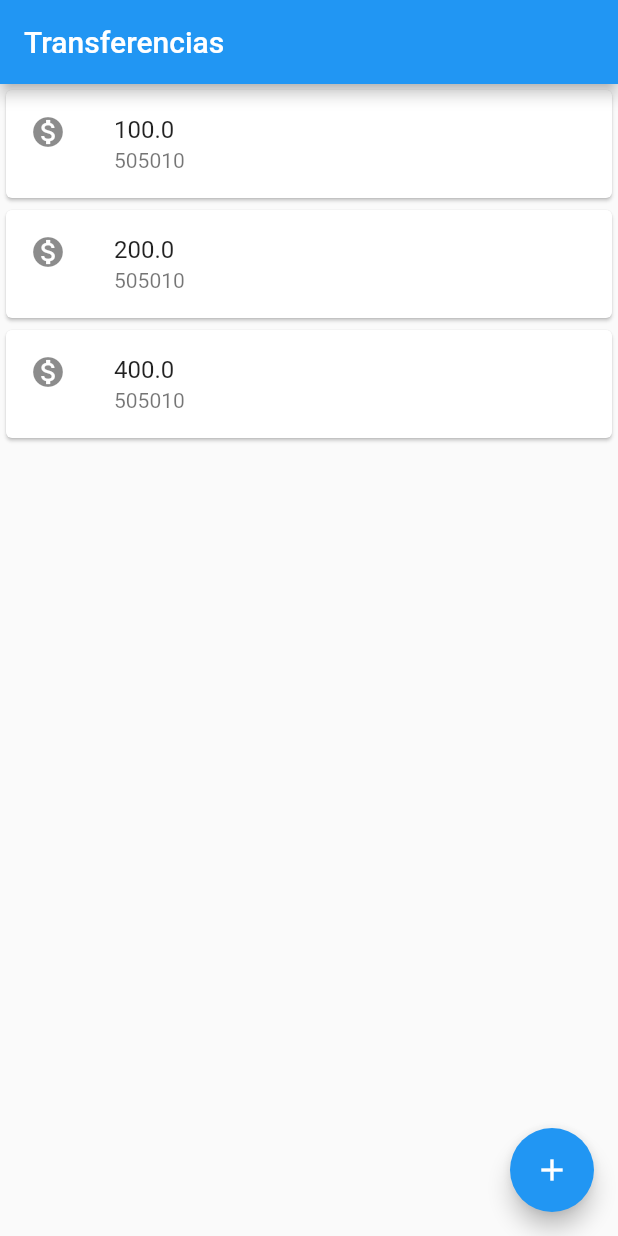
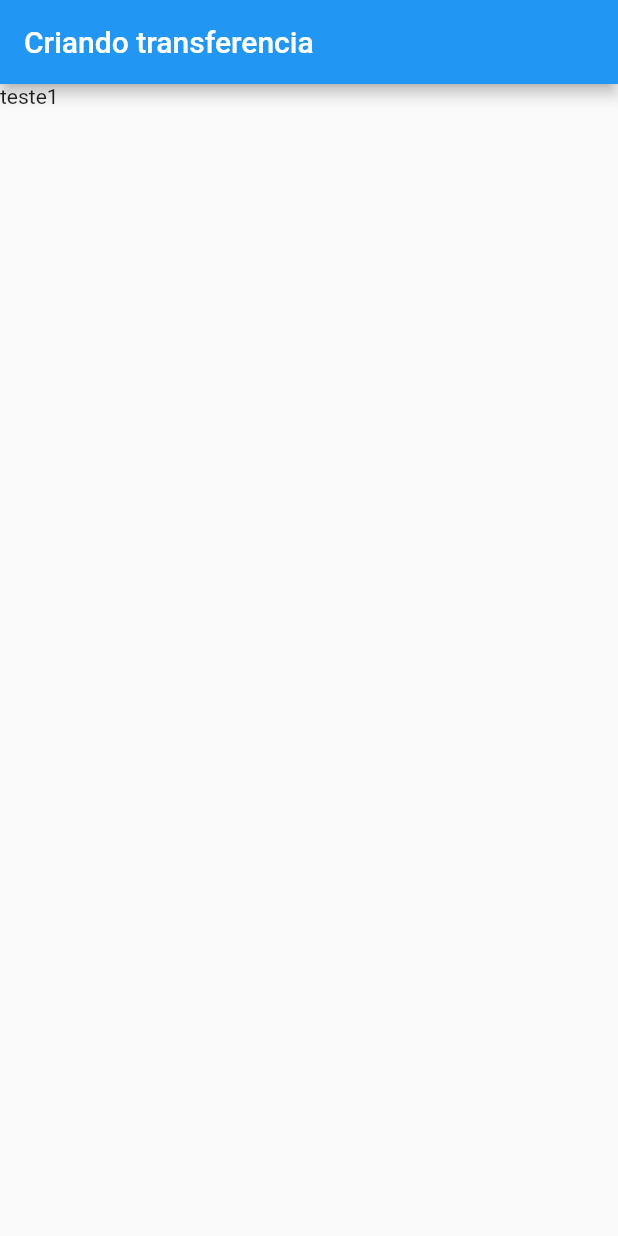
Before and after one commit to Cr-collab/bytebank_flutter, a Flutter app: the screen it shows after launch, on a phone screen of 412 x 824 dp. Run offline on Flutter 3.47's test engine with Material 2 defaults, Android fonts, the phone set to English and light mode, and no system bars.

Commit message:
restruturando o projeto para nova de Criar a Transferencia

```diff
--- a/lib/main.dart
+++ b/lib/main.dart
@@ -1,12 +1,40 @@
 import 'package:flutter/material.dart';
 
 void main() {
-  runApp(MaterialApp(
-    home: Scaffold(
-      body: ListaTransFerencias(),
-      appBar: AppBar(
-        title: Text("Transferencias"),
+  runApp(BytebankApp());
+}
+
+class BytebankApp extends StatelessWidget {
+  @override
+  Widget build(BuildContext context) {
+    return MaterialApp(
+      home: Scaffold(
+        body: FormularioTransferencia(),
       ),
+    );
+  }
+}
+
+class FormularioTransferencia extends StatelessWidget {
+  @override
+  Widget build(BuildContext context) {
+    return Scaffold(
+      appBar: AppBar(title: Text("Criando transferencia")),
+      body: Text("teste1"),
+    );
+  }
+}
+
+class ListaTransFerencias extends StatelessWidget {
+  @override
+  Widget build(BuildContext context) {
+    // TODO: implement build
+    return Scaffold(
+      body: Column(children: <Widget>[
+        ItemTransferencia(Transferencia(100.00, 505010)),
+        ItemTransferencia(Transferencia(200.00, 505010)),
+        ItemTransferencia(Transferencia(400.00, 505010)),
+      ]),
       floatingActionButton: FloatingActionButton(
         onPressed: () {
           // Add your onPressed code here!
@@ -14,25 +42,15 @@ void main() {
         backgroundColor: Colors.blue,
         child: const Icon(Icons.add),
       ),
-    ),
-  ));
-}
-
-class ListaTransFerencias extends StatelessWidget {
-  @override
-  Widget build(BuildContext context) {
-    // TODO: implement build
-    return Column(children: <Widget>[
-      ItemTransferencia(Transferencia(100.00, 505010)),
-      ItemTransferencia(Transferencia(200.00, 505010)),
-      ItemTransferencia(Transferencia(400.00, 505010)),
-
-    ]);
+      appBar: AppBar(
+        title: Text("Transferencias"),
+      ),
+    );
   }
 }
 
 class ItemTransferencia extends StatelessWidget {
-final Transferencia _transferencia;
+  final Transferencia _transferencia;
 
   const ItemTransferencia(this._transferencia);
   @override
@@ -51,5 +69,4 @@ class Transferencia {
   final int accountNumber;
 
   Transferencia(this.value, this.accountNumber);
-
 }
```
